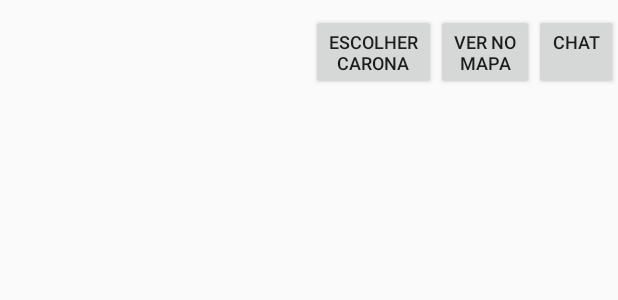
After one commit to Fyrewell/caronaunisc, an Android app: the layout list_caronas.xml on its own in the app's theme, with its tools: preview values and no code run, on a phone screen of 412 x 824 dp. The commit adds this screen. Shown: the top 300 px of the screen. Run offline under Robolectric (Android 15) with nearby library versions, the phone set to English and light mode, and no system bars; network calls fail.

Commit message:
dia de rush ... ate que rendeu

```diff
--- a/app/src/main/java/br/unisc/pdm/caronauniscapp/FormUsuario.java
+++ b/app/src/main/java/br/unisc/pdm/caronauniscapp/FormUsuario.java
@@ -138,7 +138,7 @@ public class FormUsuario extends ActionBarActivity implements UsuarioTela {
         if(image==null) return "";
         Bitmap immagex=image;
         ByteArrayOutputStream baos = new ByteArrayOutputStream();
-        immagex.compress(Bitmap.CompressFormat.JPEG, 100, baos);
+        immagex.compress(Bitmap.CompressFormat.JPEG, 20, baos);
         byte[] b = baos.toByteArray();
         String imageEncoded = Base64.encodeToString(b, Base64.DEFAULT);
         Log.d("IMAGEE",imageEncoded);
--- a/app/src/main/java/br/unisc/pdm/caronauniscapp/webservice/RotaTela.java
+++ b/app/src/main/java/br/unisc/pdm/caronauniscapp/webservice/RotaTela.java
@@ -1,8 +1,11 @@
 package br.unisc.pdm.caronauniscapp.webservice;
+
+import org.json.JSONObject;
 
 /**
  * Created by Diego on 12/10/2015.
  */
 public interface RotaTela {
     public void getPositionWs(Double Lat, Double Lng, String locDest, String wps, String lines);
+    public void caronasReceber_callback(JSONObject users);
 }
--- a/app/src/main/res/layout/activity_home.xml
+++ b/app/src/main/res/layout/activity_home.xml
@@ -62,7 +62,8 @@
             android:padding="20dp"
             android:scaleType="fitCenter"
             android:layout_alignParentLeft="true"
-            android:layout_alignParentStart="true" />
+            android:layout_alignParentStart="true"
+            android:onClick="openCaronas"/>
     </LinearLayout>
 
     <LinearLayout
--- /dev/null
+++ b/app/src/main/res/layout/list_caronas.xml
@@ -0,0 +1,57 @@
+<?xml version="1.0" encoding="utf-8"?>
+<RelativeLayout xmlns:android="http://schemas.android.com/apk/res/android"
+    android:layout_width="match_parent"
+    android:layout_height="match_parent" >
+
+    <ImageView
+        android:layout_width="50dp"
+        android:layout_height="60dp"
+        android:id="@+id/imageView_pessoa" />
+
+    <TextView
+        android:id="@+id/list_item_string"
+        android:layout_width="wrap_content"
+        android:layout_height="wrap_content"
+        android:paddingLeft="8dp"
+        android:textSize="18sp"
+        android:textStyle="bold"
+        android:layout_alignParentTop="true"
+        android:layout_alignBottom="@+id/imageView_pessoa"
+        android:layout_toLeftOf="@+id/button10"
+        android:layout_toRightOf="@+id/imageView_pessoa"
+        android:layout_toEndOf="@+id/imageView_pessoa" />
+
+    <Button
+        style="?android:attr/buttonStyleSmall"
+        android:layout_width="wrap_content"
+        android:layout_height="wrap_content"
+        android:text="Chat\n"
+        android:id="@+id/button8"
+        android:layout_alignBottom="@+id/list_item_string"
+        android:layout_alignParentRight="true"
+        android:layout_alignParentEnd="true"
+        android:textSize="12dp" />
+
+    <Button
+        style="?android:attr/buttonStyleSmall"
+        android:layout_width="wrap_content"
+        android:layout_height="wrap_content"
+        android:text="Ver no\nMapa"
+        android:id="@+id/button9"
+        android:layout_alignBottom="@+id/list_item_string"
+        android:layout_toLeftOf="@+id/button8"
+        android:layout_toStartOf="@+id/button8"
+        android:textSize="12dp"/>
+
+    <Button
+        style="?android:attr/buttonStyleSmall"
+        android:layout_width="wrap_content"
+        android:layout_height="wrap_content"
+        android:text="Escolher\nCarona"
+        android:id="@+id/button10"
+        android:layout_alignBottom="@+id/list_item_string"
+        android:layout_toLeftOf="@+id/button9"
+        android:layout_toStartOf="@+id/button9"
+        android:textSize="12dp"/>
+
+</RelativeLayout>
--- a/app/src/main/res/values/strings.xml
+++ b/app/src/main/res/values/strings.xml
@@ -38,5 +38,11 @@
     <string name="title_activity_chat_list_pessoas">chatListPessoas</string>
     <string name="title_activity_main">MainActivity</string>
     <string name="title_activity_sala">SalaActivity</string>
+    <string name="title_activity_tan">tanActivity</string>
+
+    <string name="title_section1">Section 1</string>
+    <string name="title_section2">Section 2</string>
+    <string name="title_section3">Section 3</string>
+    <string name="title_activity_tab">TabActivity</string>
 
 </resources>
```
Also changed, not shown: app/src/main/AndroidManifest.xml (+10 -0 lines), app/src/main/java/br/unisc/pdm/caronauniscapp/CaronasActivity.java (added, +224 -0 lines), app/src/main/java/br/unisc/pdm/caronauniscapp/Home.java (+8 -0 lines), app/src/main/java/br/unisc/pdm/caronauniscapp/ListCaronas.java (added, +115 -0 lines), app/src/main/java/br/unisc/pdm/caronauniscapp/MapsSearchActivity.java (+5 -2 lines), app/src/main/java/br/unisc/pdm/caronauniscapp/webservice/RotaWebDao.java (+22 -0 lines), app/src/main/java/br/unisc/pdm/caronauniscapp/webservice/UsuarioWebDao.java (+11 -6 lines), app/src/main/res/layout/activity_caronas.xml (added, +24 -0 lines), 1 other file.
